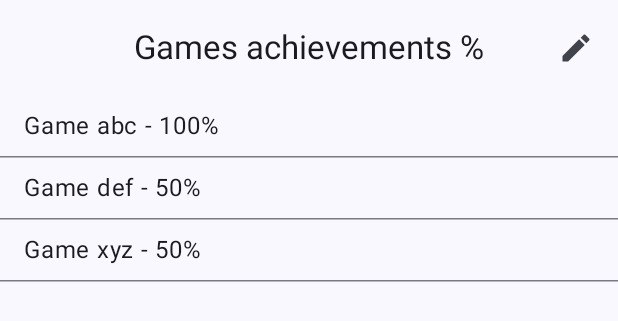
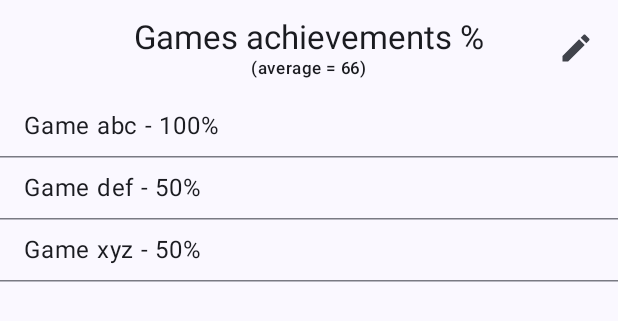
Before and after one commit to m3-ra/SteamAchievementsChecker, an Android app built with Jetpack Compose: the @Preview function AchievementsListViewGamesPreview, on a phone screen of 412 x 824 dp. Shown: the top 321 px of the screen. Run offline under Robolectric (Android 15) with nearby library versions, the phone set to English and light mode, and no system bars.

Commit message:
Display average % in title

```diff
--- a/app/src/main/java/com/jc/steamachievementschecker/presentation/achievementslist/AchievementsListView.kt
+++ b/app/src/main/java/com/jc/steamachievementschecker/presentation/achievementslist/AchievementsListView.kt
@@ -16,6 +16,7 @@ import androidx.compose.material3.ExperimentalMaterial3Api
 import androidx.compose.material3.HorizontalDivider
 import androidx.compose.material3.Icon
 import androidx.compose.material3.IconButton
+import androidx.compose.material3.MaterialTheme
 import androidx.compose.material3.Scaffold
 import androidx.compose.material3.Text
 import androidx.compose.material3.TopAppBarDefaults
@@ -54,11 +55,7 @@ internal fun AchievementsListView(
         topBar = {
             CenterAlignedTopAppBar(
                 title = {
-                    Text(
-                        "Games achievements %",
-                        maxLines = 1,
-                        overflow = TextOverflow.Ellipsis
-                    )
+                    AchievementsTitle(uiState)
                 },
                 actions = {
                     IconButton(
@@ -95,6 +92,32 @@ internal fun AchievementsListView(
                     isRefreshing = false
                 )
             }
+        }
+    }
+}
+
+@Composable
+private fun AchievementsTitle(uiState: AchievementsListUiState) {
+    Column(
+        horizontalAlignment = Alignment.CenterHorizontally,
+        verticalArrangement = Arrangement.Center
+    ) {
+        val avg = when (uiState) {
+            Loading -> null
+            is Success -> uiState.average
+        }
+        Text(
+            "Games achievements %",
+            maxLines = 1,
+            overflow = TextOverflow.Ellipsis
+        )
+        if (avg != null) {
+            Text(
+                text = "(average = $avg)",
+                maxLines = 1,
+                overflow = TextOverflow.Ellipsis,
+                style = MaterialTheme.typography.labelSmall
+            )
         }
     }
 }
--- a/app/src/main/java/com/jc/steamachievementschecker/presentation/theme/Type.kt
+++ b/app/src/main/java/com/jc/steamachievementschecker/presentation/theme/Type.kt
@@ -14,7 +14,7 @@ val Typography = Typography(
         fontSize = 16.sp,
         lineHeight = 24.sp,
         letterSpacing = 0.5.sp
-    )
+    ),
 //    Other default text styles to override
 //    titleLarge = TextStyle(
 //        fontFamily = FontFamily.Default,
@@ -23,11 +23,11 @@ val Typography = Typography(
 //        lineHeight = 28.sp,
 //        letterSpacing = 0.sp
 //    ),
-//    labelSmall = TextStyle(
-//        fontFamily = FontFamily.Default,
-//        fontWeight = FontWeight.Medium,
-//        fontSize = 11.sp,
-//        lineHeight = 16.sp,
-//        letterSpacing = 0.5.sp
-//    )
+    labelSmall = TextStyle(
+        fontFamily = FontFamily.Default,
+        fontWeight = FontWeight.Medium,
+        fontSize = 11.sp,
+        lineHeight = 16.sp,
+        letterSpacing = 0.5.sp
+    )
 )
```
